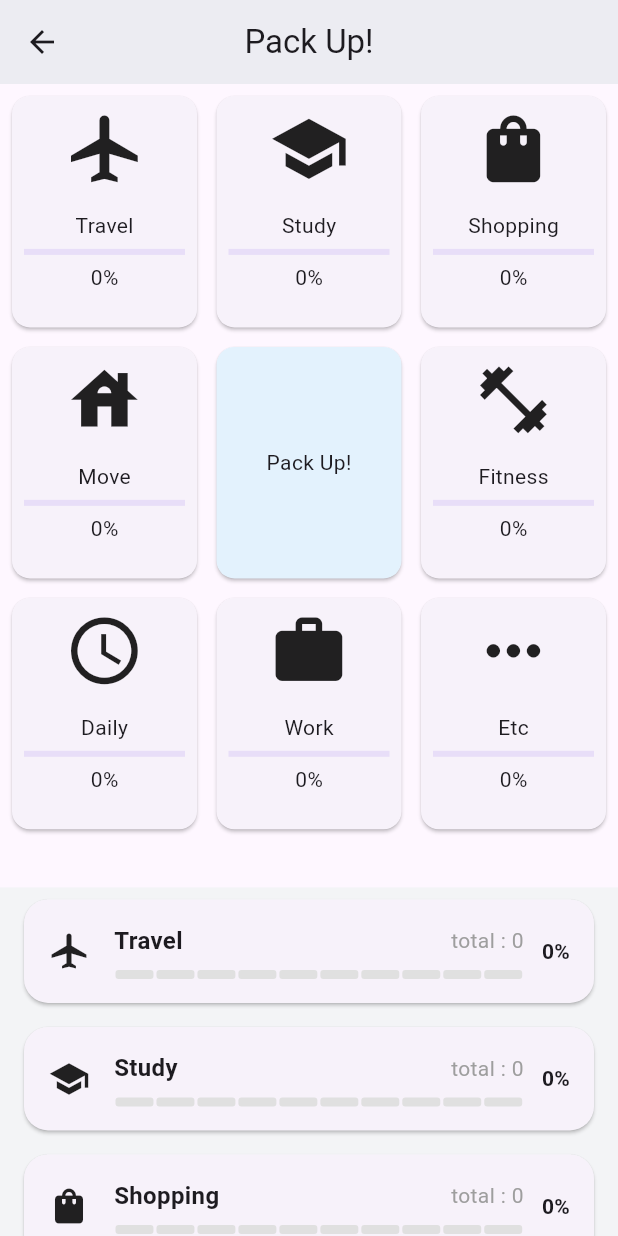
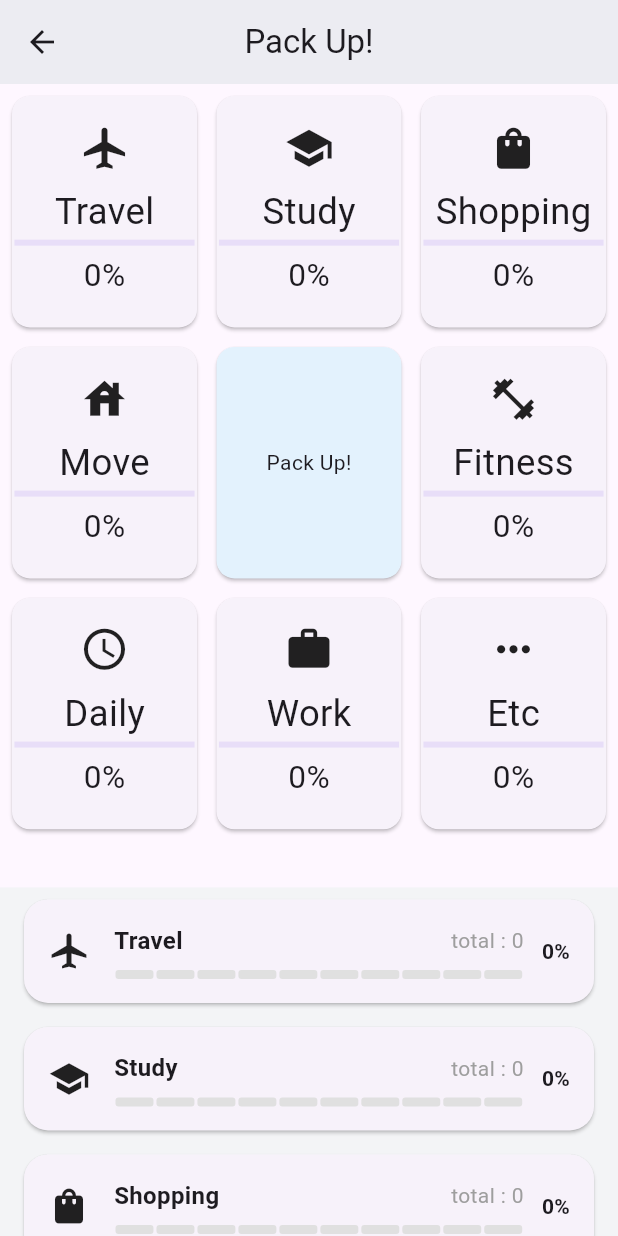
Before and after one commit to forthewy/pack-up-flutter, a Flutter app: the MainMenuScreen screen opened directly, on a phone screen of 412 x 824 dp. Run offline on Flutter 3.47's test engine with Material 3 defaults, Android fonts, the phone set to English and light mode, and no system bars; our stand-ins replace hive_flutter; accounts and stored records are empty; Roboto replaces fonts that are missing (GowunDodumKor).

Commit message:
UI 수정 완료. 웹에서는 작동하는데 앱으로 작동하려고만 하면 Assemble Debug 오류 터짐 핸드폰에 깔리지도 않아서 뭐가 문제인지....

```diff
--- a/lib/screens/main_menu_screen.dart
+++ b/lib/screens/main_menu_screen.dart
@@ -65,7 +65,7 @@ class MainMenuScreen extends StatelessWidget {
       child: Card(
         child: Padding(
           padding: EdgeInsets.all(
-            (8 * percent), // 내부 패딩
+            (itemHeight * 0.01 * percent), // 내부 패딩
           ),
           child: ValueListenableBuilder(
             valueListenable: Hive.box('items').listenable(),
@@ -79,49 +79,71 @@ class MainMenuScreen extends StatelessWidget {
                 mainAxisSize: MainAxisSize.max,
                 mainAxisAlignment: MainAxisAlignment.center,
                 children: [
-                  /// 아이콘
-                  Icon(
-                    menuIcons[menuIndex],
-                    // scale 따라 아이콘 사이즈 변경
-                    size: (itemHeight * 0.3),
-                  ),
+                  // /// 아이콘
+                  // Icon(
+                  //   menuIcons[menuIndex],
+                  //   // scale 따라 아이콘 사이즈 변경
+                  //   size: (itemHeight * 0.3),
+                  // ),
 
                   // 아이콘 이외 진행도,타이틀
                   if (percent > 0.6)
                     Expanded(
                       child: Opacity(
-                        opacity: ((percent - 0.6) / 0.4).clamp(0.0, 1.0),
+                        opacity: ((percent - 0.6) / 0.15).clamp(0.0, 1.0),
                         child: LayoutBuilder(
                           builder: (context, innerConstraints) {
-                            if (percent > 0.9) {
+                            // 스크롤 90퍼 , itemHeight 120 보다 클때만 전체정보
+                            if (percent > 0.9 && itemHeight > 120) {
                               return Column(
                                 mainAxisAlignment: MainAxisAlignment.center,
                                 children: [
-                                  Text(menuTitles[menuIndex]),
-                                  SizedBox(
-                                    height: (itemHeight * 0.03),
+                                  Icon(menuIcons[menuIndex], size: 33),
+                                  SizedBox(height: itemHeight * 0.05),
+                                  Text(
+                                    menuTitles[menuIndex],
+                                    style: TextStyle(
+                                      fontSize: itemHeight * 0.15,
+                                    ),
                                   ),
+                                  SizedBox(height: itemHeight * 0.01),
                                   LinearProgressIndicator(value: progress),
-                                  SizedBox(
-                                    height: (itemHeight * 0.03),
+                                  SizedBox(height: itemHeight * 0.03),
+                                  Text(
+                                    "${(progress * 100).round()}%",
+                                    style: TextStyle(
+                                      fontSize: itemHeight * 0.13,
+                                    ),
                                   ),
-                                  Text("${(progress * 100).round()}%"),
+                                  SizedBox(height: itemHeight * 0.01),
                                 ],
                               );
                             }
-                            // 0.6 ~ 0.9 구간
+                            // 0.6 ~ 0.9
                             return Center(
-                              child: Text(
-                                menuTitles[menuIndex],
-                                maxLines: 1,
-                                overflow: TextOverflow.ellipsis,
+                              child: Column(
+                                mainAxisAlignment: MainAxisAlignment.center,
+                                children: [
+                                  Icon(menuIcons[menuIndex], size: itemHeight * 0.5),
+                                  Text(
+                                    menuTitles[menuIndex],
+                                    maxLines: 1,
+                                    overflow: TextOverflow.ellipsis,
+                                  ),
+                                ],
                               ),
                             );
                           },
                         ),
                       ),
-                    ),
-                ],
+                    )
+                    else
+                      Opacity(
+                        opacity: ((0.6 - percent) / 0.7).clamp(0.0, 1.0),
+                        child:
+                          Icon(menuIcons[menuIndex], size: itemHeight * 0.5),
+                      ),
+                  ],
               );
             },
           ),
@@ -252,8 +274,8 @@ class MainMenuScreen extends StatelessWidget {
 
               flexibleSpace: LayoutBuilder(
                 builder: (context, constraints) {
-                  final itemHeight = (constraints.maxHeight / 3)
-                      .clamp(70, 200)
+                  final itemHeight = (constraints.maxHeight / 3.3)
+                      .clamp(30, 200)
                       .toDouble();
 
                   final percent =
@@ -275,9 +297,7 @@ class MainMenuScreen extends StatelessWidget {
                                   crossAxisCount: 3,
                                   crossAxisSpacing: 5 * percent,
                                   mainAxisSpacing: 5 * percent,
-                                  mainAxisExtent: (constraints.maxHeight / 3.3)
-                                      .clamp(30, 200)
-                                      .toDouble(),
+                                  mainAxisExtent: itemHeight, // 카드 높이
                                 ),
                             itemBuilder: (context, index) {
                               return buildMenuItem(
--- a/lib/screens/mindmap_screen.dart
+++ b/lib/screens/mindmap_screen.dart
@@ -1,6 +1,7 @@
 import 'package:flutter/material.dart';
 import 'package:hive_flutter/hive_flutter.dart';
 import '../models/item.dart';
+import 'package:flutter/services.dart';
 
 class MindMapScreen extends StatefulWidget {
   final int category;
@@ -36,6 +37,22 @@ class _MindMapScreenState extends State<MindMapScreen> {
     super.initState();
     box = Hive.box('items');
     _loadItems();
+
+    // 들어오면 세로 고정
+    SystemChrome.setPreferredOrientations([
+      DeviceOrientation.portraitUp,
+    ]);
+  }
+
+  @override
+  void dispose() {
+
+    // 나가면 다시 전체 허용
+    SystemChrome.setPreferredOrientations(
+      DeviceOrientation.values,
+    );
+
+    super.dispose();
   }
 
   void _loadItems() {
@@ -91,7 +108,7 @@ class _MindMapScreenState extends State<MindMapScreen> {
         title: Column(
           crossAxisAlignment: CrossAxisAlignment.start,
           children: [
-            Text("${categoryTitle}"),
+            Text("$categoryTitle"),
             Text(
               "${(progress * 100).round()}%",
               style: const TextStyle(fontSize: 12),
```
Also changed, not shown: 2 other files.
